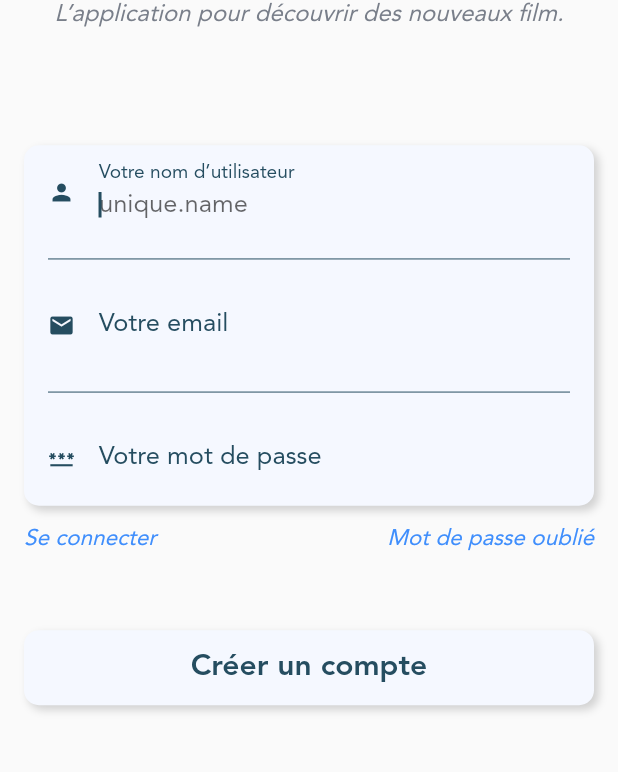
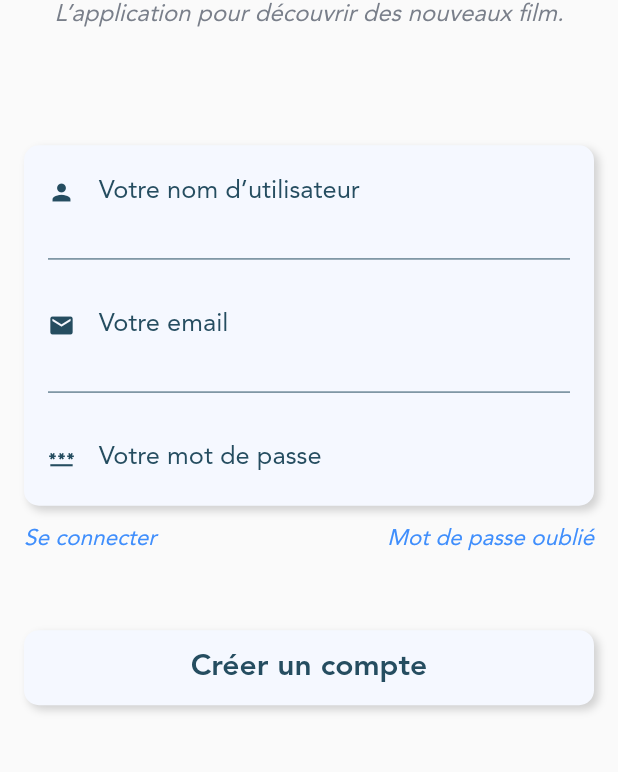
Before and after one commit to trans-dam/movies_2022_2023, a Flutter app: the RegisterForm screen opened by its route, on a phone screen of 412 x 824 dp, the part 303-1075 px from its top. Run offline on Flutter 3.47's test engine with Material 2 defaults, Android fonts, the phone set to English and light mode, and no system bars; our stand-ins replace email_validator.

```diff
--- a/lib/partials/form/email_input.dart
+++ b/lib/partials/form/email_input.dart
@@ -1,8 +1,6 @@
 import 'package:email_validator/email_validator.dart';
 import 'package:flutter/material.dart';
 import 'package:movies/partials/form/text_input.dart';
-
-import '../../styles/constants.dart';
 
 class EmailInput extends StatelessWidget {
   const EmailInput({Key? key}) : super(key: key);
@@ -10,14 +8,11 @@ class EmailInput extends StatelessWidget {
   @override
   Widget build(BuildContext context) {
     return TextInput(
-      const Icon(
-        Icons.mail,
-        color: kMainTextColor,
-      ),
+      Icons.mail,
       'Votre email',
       'exemple@mail.com',
       TextInputType.emailAddress,
-          (value) {
+      (value) {
         if (value == null || value.isEmpty) {
           return 'L’adresse mail doit être renseignée.';
         } else if (!EmailValidator.validate(value)) {
--- a/lib/partials/form/password_inout.dart
+++ b/lib/partials/form/password_inout.dart
@@ -1,7 +1,5 @@
 import 'package:flutter/material.dart';
 import 'package:movies/partials/form/text_input.dart';
-
-import '../../styles/constants.dart';
 
 class PasswordInput extends StatelessWidget {
   const PasswordInput({Key? key}) : super(key: key);
@@ -9,13 +7,8 @@ class PasswordInput extends StatelessWidget {
   @override
   Widget build(BuildContext context) {
     return TextInput(
-        const Icon(
-          Icons.password,
-          color: kMainTextColor,
-        ),
-        'Votre mot de passe',
-        '',
-        TextInputType.visiblePassword, (value) {
+        Icons.password, 'Votre mot de passe', '', TextInputType.visiblePassword,
+        (value) {
       if (value == null || value.isEmpty) {
         return 'Le mot de passe doit être renseigné.';
       } else if (value.length < 9) {
--- a/lib/partials/form/text_input.dart
+++ b/lib/partials/form/text_input.dart
@@ -4,14 +4,20 @@ import 'package:flutter/material.dart';
 import '../../styles/constants.dart';
 
 class TextInput extends StatelessWidget {
-  TextInput(this._icon, this._labelText, this._hintText, this._keyboardType,
-      this._validator,
-      [this._obscureText = false])
-      : super();
-  final Icon _icon;
+  TextInput(
+    this._icon,
+    this._labelText,
+    this._hintText,
+    this._keyboardType,
+    this._validator, [
+    this._obscureText = false,
+    this._autofocus = false,
+  ]) : super();
+  final IconData _icon;
   final String _hintText;
   final String _labelText;
   final bool _obscureText;
+  final bool _autofocus;
   final TextInputType _keyboardType;
   final FormFieldValidator<String> _validator;
 
@@ -26,18 +32,22 @@ class TextInput extends StatelessWidget {
         }
       },
       obscureText: _obscureText,
-      autofocus: true,
+      autofocus: _autofocus,
       cursorColor: kMainTextColor,
       style: kLoginInputTextStyle,
       decoration: InputDecoration(
         contentPadding: EdgeInsets.zero,
         hintText: _hintText,
+        hintStyle: kLoginInputTextStyle,
         isDense: true,
         labelText: _labelText,
         labelStyle: kLoginInputTextStyle,
         iconColor: kMainTextColor,
         border: InputBorder.none,
-        icon: _icon,
+        icon: Icon(
+          _icon,
+          color: kMainTextColor,
+        ),
       ),
     );
   }
--- a/lib/partials/form/username_input.dart
+++ b/lib/partials/form/username_input.dart
@@ -1,7 +1,5 @@
 import 'package:flutter/material.dart';
 import 'package:movies/partials/form/text_input.dart';
-
-import '../../styles/constants.dart';
 
 class UserNameInput extends StatelessWidget {
   const UserNameInput({Key? key}) : super(key: key);
@@ -9,14 +7,11 @@ class UserNameInput extends StatelessWidget {
   @override
   Widget build(BuildContext context) {
     return TextInput(
-      const Icon(
-        Icons.person,
-        color: kMainTextColor,
-      ),
+      Icons.person,
       'Votre nom d’utilisateur',
       'unique.name',
       TextInputType.name,
-          (value) {
+      (value) {
         if (value == null || value.isEmpty) {
           return 'Le nom d’utilisateur doit être renseigné.';
         } else if (value.length < 2) {
--- a/lib/routes/routes.dart
+++ b/lib/routes/routes.dart
@@ -1,4 +1,5 @@
 const String kLoginRoute = '/login';
 const String kRegisterRoute = '/register';
 const String kResetPasswordRoute = '/resetPassword';
-const String kDefaultRoute = kLoginRoute;
+const String kHomeRoute = '/';
+const String kDefaultRoute = kHomeRoute;
--- a/lib/screens/login_form.dart
+++ b/lib/screens/login_form.dart
@@ -73,7 +73,7 @@ class LoginForm extends StatelessWidget {
                   if (_loginFormKey.currentState != null &&
                       _loginFormKey.currentState!.validate()) {
                     if (kDebugMode) {
-                      print('OK');
+                      Navigator.pushNamed(context, kHomeRoute);
                     } else {
                       if (kDebugMode) {
                         print('KO');
```
Also changed, not shown: lib/partials/form/search_input.dart (added, +30 -0 lines), lib/partials/navbar/nav_bar.dart (+39 -0 lines), lib/screens/home.dart (+8 -3 lines), lib/partials/navbar/search_field.dart (deleted), 1 other file.
